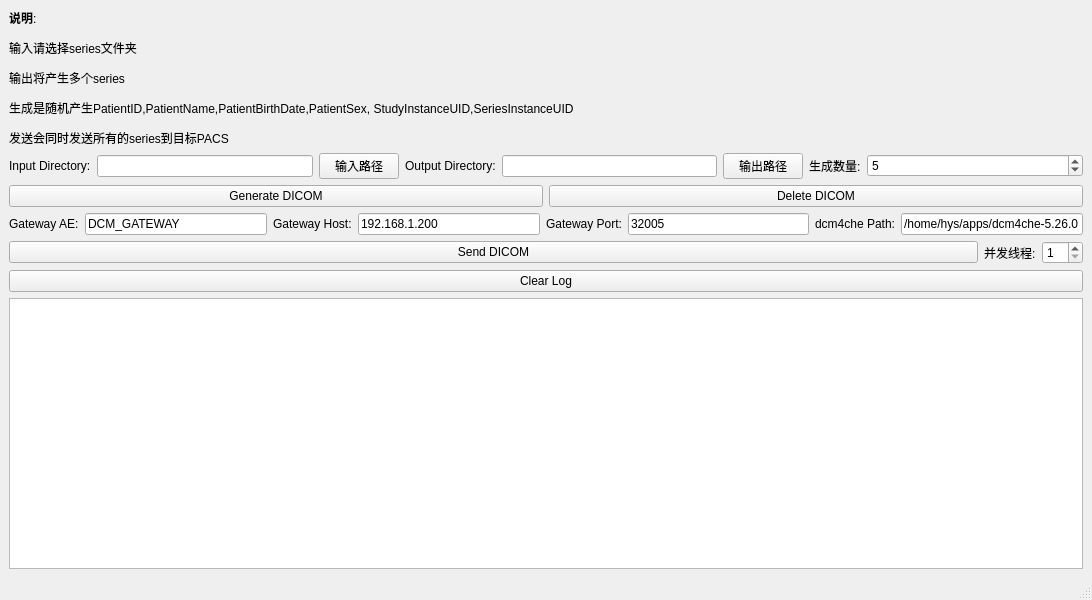
First picture: the form in ui/dicom_app.ui, repository ychyss/pacs-tester, before the edit.
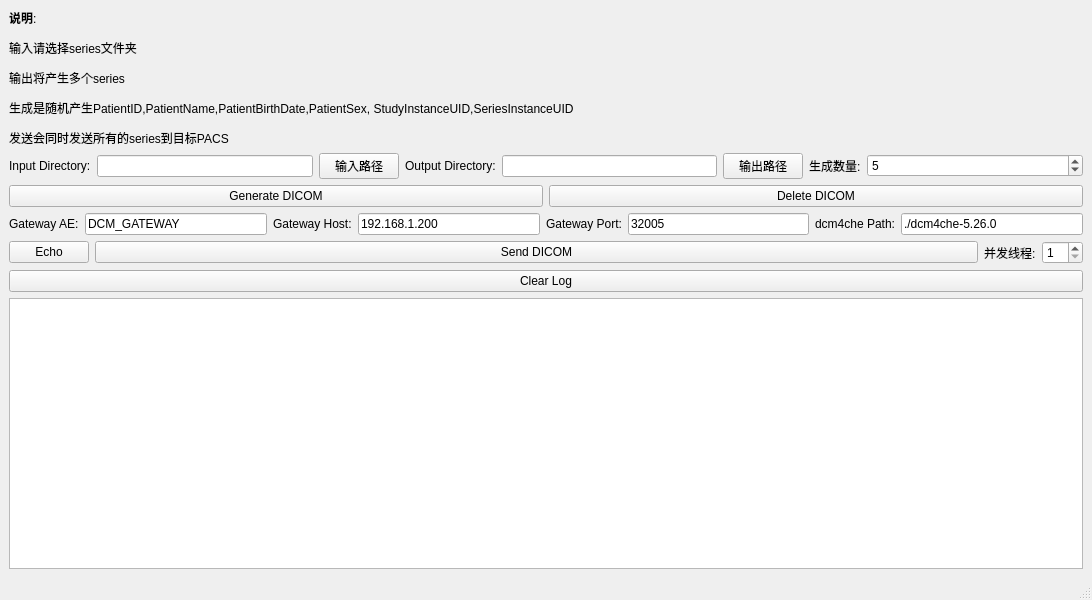
Second picture: the form after the edit.

Commit message: 添加echo

The edit to the form file:
```diff
--- a/ui/dicom_app.ui
+++ b/ui/dicom_app.ui
@@ -114,6 +114,13 @@
     </item>
     <item row="5" column="0">
      <layout class="QHBoxLayout" name="horizontalLayout_4">
+      <item>
+       <widget class="QPushButton" name="echo_button">
+        <property name="text">
+         <string>Echo</string>
+        </property>
+       </widget>
+      </item>
       <item>
        <widget class="QPushButton" name="send_button">
         <property name="sizePolicy">
@@ -217,7 +224,7 @@
       <item>
        <widget class="QLineEdit" name="dcm4che_path_edit">
         <property name="text">
-         <string>/home/hys/apps/dcm4che-5.26.0</string>
+         <string>./dcm4che-5.26.0</string>
         </property>
        </widget>
       </item>
```
The commit also changes 13 other files.
